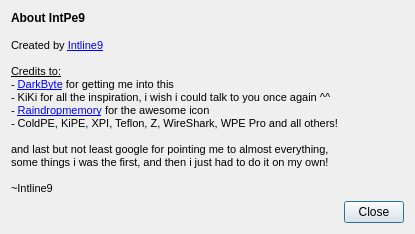
Before: the Qt Designer form IntPe9/Ui/About.ui in AxDSan/IntPe9-1, drawn with Qt 5.
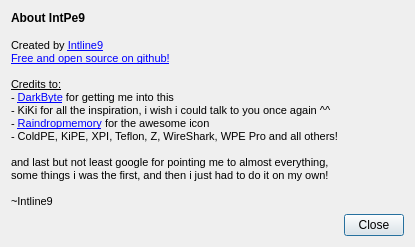
After: the same form once the commit is applied. Icons and pictures are not drawn.

```diff
--- a/IntPe9/Ui/About.ui
+++ b/IntPe9/Ui/About.ui
@@ -7,7 +7,7 @@
     <x>0</x>
     <y>0</y>
     <width>402</width>
-    <height>231</height>
+    <height>244</height>
    </rect>
   </property>
   <property name="sizePolicy">
@@ -68,7 +68,8 @@
 &lt;p style=&quot; margin-top:0px; margin-bottom:0px; margin-left:0px; margin-right:0px; -qt-block-indent:0; text-indent:0px;&quot;&gt;&lt;span style=&quot; font-size:9pt; font-weight:600;&quot;&gt;About IntPe9&lt;/span&gt;&lt;/p&gt;
 &lt;p style=&quot;-qt-paragraph-type:empty; margin-top:0px; margin-bottom:0px; margin-left:0px; margin-right:0px; -qt-block-indent:0; text-indent:0px; font-size:9pt; font-weight:600;&quot;&gt;&lt;/p&gt;
 &lt;p style=&quot; margin-top:0px; margin-bottom:0px; margin-left:0px; margin-right:0px; -qt-block-indent:0; text-indent:0px;&quot;&gt;&lt;span style=&quot; font-size:8pt;&quot;&gt;Created by &lt;/span&gt;&lt;a href=&quot;http://intline9.wordpress.com/&quot;&gt;&lt;span style=&quot; font-size:8pt; text-decoration: underline; color:#0000ff;&quot;&gt;Intline9&lt;/span&gt;&lt;/a&gt;&lt;/p&gt;
-&lt;p style=&quot;-qt-paragraph-type:empty; margin-top:0px; margin-bottom:0px; margin-left:0px; margin-right:0px; -qt-block-indent:0; text-indent:0px; font-size:8pt;&quot;&gt;&lt;/p&gt;
+&lt;p style=&quot; margin-top:0px; margin-bottom:0px; margin-left:0px; margin-right:0px; -qt-block-indent:0; text-indent:0px;&quot;&gt;&lt;a href=&quot;https://github.com/Intline9/IntPe9&quot;&gt;&lt;span style=&quot; text-decoration: underline; color:#0000ff;&quot;&gt;Free and open source on github!&lt;/span&gt;&lt;/a&gt;&lt;/p&gt;
+&lt;p style=&quot;-qt-paragraph-type:empty; margin-top:0px; margin-bottom:0px; margin-left:0px; margin-right:0px; -qt-block-indent:0; text-indent:0px;&quot;&gt;&lt;/p&gt;
 &lt;p style=&quot; margin-top:0px; margin-bottom:0px; margin-left:0px; margin-right:0px; -qt-block-indent:0; text-indent:0px;&quot;&gt;&lt;span style=&quot; font-size:8pt; text-decoration: underline;&quot;&gt;Credits to:&lt;/span&gt;&lt;/p&gt;
 &lt;p style=&quot; margin-top:0px; margin-bottom:0px; margin-left:0px; margin-right:0px; -qt-block-indent:0; text-indent:0px;&quot;&gt;&lt;span style=&quot; font-size:8pt;&quot;&gt;- &lt;/span&gt;&lt;a href=&quot;http://www.cheatengine.org/&quot;&gt;&lt;span style=&quot; font-size:8pt; text-decoration: underline; color:#0000ff;&quot;&gt;DarkByte&lt;/span&gt;&lt;/a&gt;&lt;span style=&quot; font-size:8pt;&quot;&gt; for getting me into this&lt;/span&gt;&lt;/p&gt;
 &lt;p style=&quot; margin-top:0px; margin-bottom:0px; margin-left:0px; margin-right:0px; -qt-block-indent:0; text-indent:0px;&quot;&gt;&lt;span style=&quot; font-size:8pt;&quot;&gt;- KiKi for all the inspiration, i wish i could talk to you once again ^^&lt;/span&gt;&lt;/p&gt;
```
Left out of the diff: 5 changed lines with no effect on the pictures.
